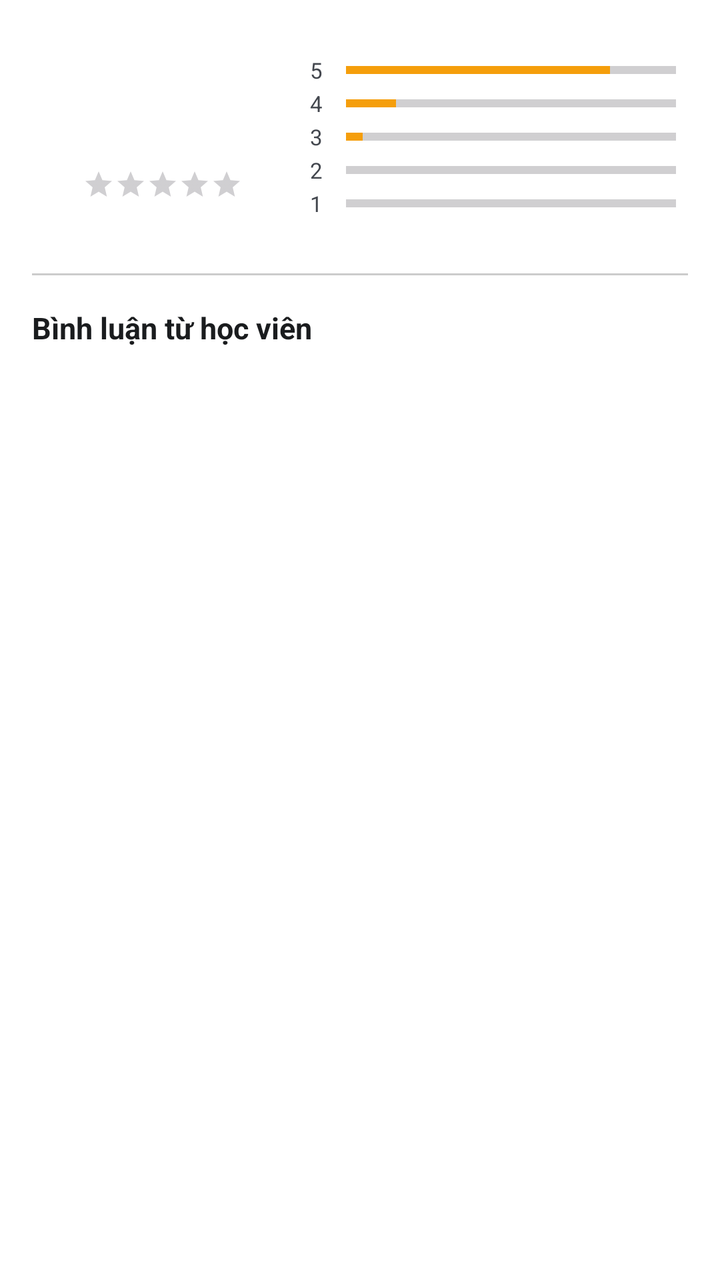
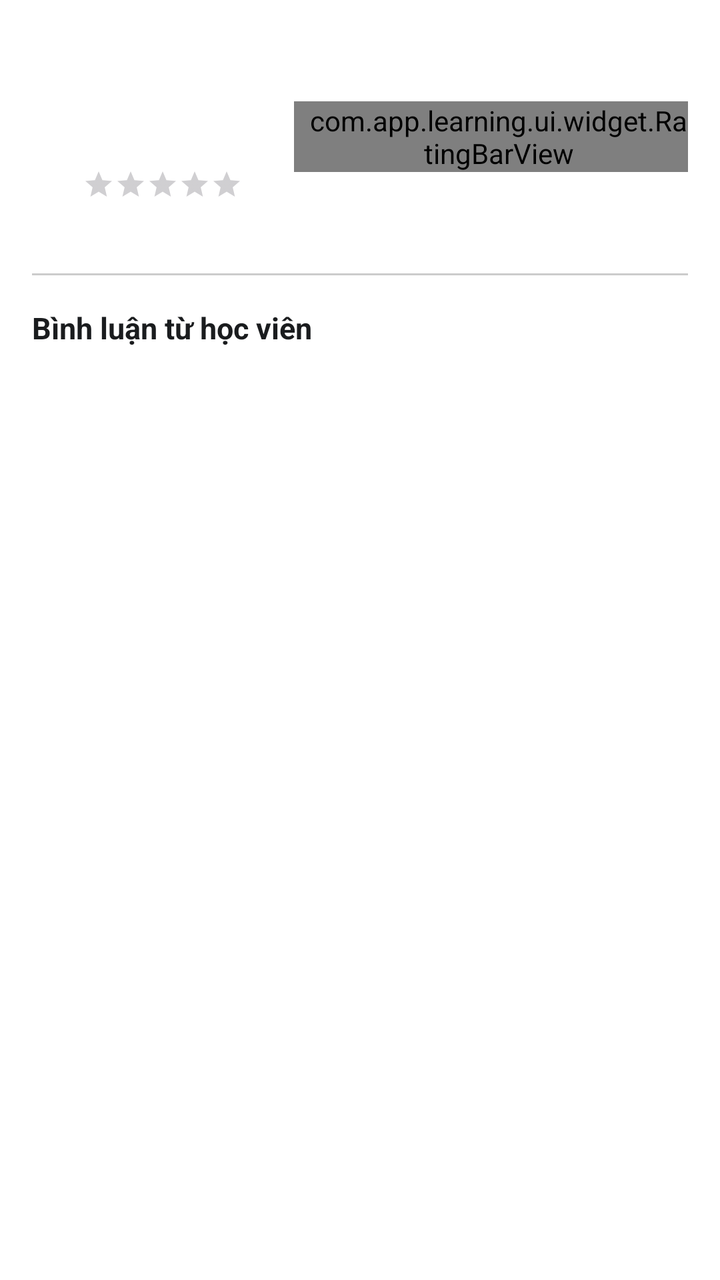

An Android layout rendered at two revisions. The XML below is the earlier revision; the diff shows what the commit changed to produce the second picture.
<!-- AndroidManifest.xml: application theme Theme.Learning -->
<!-- res/layout/fragment_reviews.xml -->
<?xml version="1.0" encoding="utf-8"?>
<androidx.core.widget.NestedScrollView xmlns:android="http://schemas.android.com/apk/res/android"
    xmlns:app="http://schemas.android.com/apk/res-auto"
    android:layout_width="match_parent"
    android:layout_height="match_parent"
    android:background="@color/background">

    <LinearLayout
        android:layout_width="match_parent"
        android:layout_height="wrap_content"
        android:orientation="vertical"
        android:padding="16dp">

        
        <LinearLayout
            android:layout_width="match_parent"
            android:layout_height="wrap_content"
            android:orientation="horizontal"
            android:gravity="center_vertical"
            android:baselineAligned="false">

            
            <LinearLayout
                android:layout_width="0dp"
                android:layout_height="wrap_content"
                android:layout_weight="1"
                android:gravity="center"
                android:orientation="vertical">

                <TextView
                    android:id="@+id/tv_reviews_rating"
                    android:layout_width="wrap_content"
                    android:layout_height="wrap_content"
                    android:textColor="@color/text_primary"
                    android:textSize="48sp"
                    android:textStyle="bold" />

                <RatingBar
                    android:id="@+id/rb_reviews_stars"
                    style="?android:attr/ratingBarStyleSmall"
                    android:layout_width="wrap_content"
                    android:layout_height="wrap_content"
                    android:numStars="5"
                    android:stepSize="0.1"
                    android:progressTint="@color/category_orange"
                    android:secondaryProgressTint="@color/category_orange"
                    android:layout_marginTop="4dp" />

                <TextView
                    android:id="@+id/tv_reviews_count"
                    android:layout_width="wrap_content"
                    android:layout_height="wrap_content"
                    android:textColor="@color/text_secondary"
                    android:textSize="12sp"
                    android:layout_marginTop="4dp" />
            </LinearLayout>

            
            <LinearLayout
                android:layout_width="0dp"
                android:layout_height="wrap_content"
                android:layout_weight="1.5"
                android:orientation="vertical"
                android:paddingStart="8dp"
                android:paddingEnd="0dp">

                
                <LinearLayout
                    android:layout_width="match_parent"
                    android:layout_height="wrap_content"
                    android:orientation="horizontal"
                    android:gravity="center_vertical">
                    <TextView
                        android:layout_width="12dp"
                        android:layout_height="wrap_content"
                        android:text="5"
                        android:textSize="11sp"
                        android:textColor="@color/text_secondary" />
                    <ProgressBar
                        style="?android:attr/progressBarStyleHorizontal"
                        android:layout_width="0dp"
                        android:layout_height="8dp"
                        android:layout_weight="1"
                        android:layout_marginHorizontal="6dp"
                        android:progress="80"
                        android:progressTint="@color/category_orange" />
                </LinearLayout>

                
                <LinearLayout
                    android:layout_width="match_parent"
                    android:layout_height="wrap_content"
                    android:orientation="horizontal"
                    android:gravity="center_vertical"
                    android:layout_marginTop="2dp">
                    <TextView
                        android:layout_width="12dp"
                        android:layout_height="wrap_content"
                        android:text="4"
                        android:textSize="11sp"
                        android:textColor="@color/text_secondary" />
                    <ProgressBar
                        style="?android:attr/progressBarStyleHorizontal"
                        android:layout_width="0dp"
                        android:layout_height="8dp"
                        android:layout_weight="1"
                        android:layout_marginHorizontal="6dp"
                        android:progress="15"
                        android:progressTint="@color/category_orange" />
                </LinearLayout>

                
                <LinearLayout
                    android:layout_width="match_parent"
                    android:layout_height="wrap_content"
                    android:orientation="horizontal"
                    android:gravity="center_vertical"
                    android:layout_marginTop="2dp">
                    <TextView
                        android:layout_width="12dp"
                        android:layout_height="wrap_content"
                        android:text="3"
                        android:textSize="11sp"
                        android:textColor="@color/text_secondary" />
                    <ProgressBar
                        style="?android:attr/progressBarStyleHorizontal"
                        android:layout_width="0dp"
                        android:layout_height="8dp"
                        android:layout_weight="1"
                        android:layout_marginHorizontal="6dp"
                        android:progress="5"
                        android:progressTint="@color/category_orange" />
                </LinearLayout>

                
                <LinearLayout
                    android:layout_width="match_parent"
                    android:layout_height="wrap_content"
                    android:orientation="horizontal"
                    android:gravity="center_vertical"
                    android:layout_marginTop="2dp">
                    <TextView
                        android:layout_width="12dp"
                        android:layout_height="wrap_content"
                        android:text="2"
                        android:textSize="11sp"
                        android:textColor="@color/text_secondary" />
                    <ProgressBar
                        style="?android:attr/progressBarStyleHorizontal"
                        android:layout_width="0dp"
                        android:layout_height="8dp"
                        android:layout_weight="1"
                        android:layout_marginHorizontal="6dp"
                        android:progress="0"
                        android:progressTint="@color/category_orange" />
                </LinearLayout>

                
                <LinearLayout
                    android:layout_width="match_parent"
                    android:layout_height="wrap_content"
                    android:orientation="horizontal"
                    android:gravity="center_vertical"
                    android:layout_marginTop="2dp">
                    <TextView
                        android:layout_width="12dp"
                        android:layout_height="wrap_content"
                        android:text="1"
                        android:textSize="11sp"
                        android:textColor="@color/text_secondary" />
                    <ProgressBar
                        style="?android:attr/progressBarStyleHorizontal"
                        android:layout_width="0dp"
                        android:layout_height="8dp"
                        android:layout_weight="1"
                        android:layout_marginHorizontal="6dp"
                        android:progress="0"
                        android:progressTint="@color/category_orange" />
                </LinearLayout>
            </LinearLayout>
        </LinearLayout>

        <View
            android:layout_width="match_parent"
            android:layout_height="1dp"
            android:background="@color/divider"
            android:layout_marginTop="16dp"
            android:layout_marginBottom="16dp" />

        <TextView
            android:layout_width="match_parent"
            android:layout_height="wrap_content"
            android:text="Bình luận từ học viên"
            android:textColor="@color/text_primary"
            android:textSize="15sp"
            android:textStyle="bold"
            android:layout_marginBottom="8dp" />

        <androidx.recyclerview.widget.RecyclerView
            android:id="@+id/rv_reviews"
            android:layout_width="match_parent"
            android:layout_height="wrap_content"
            android:nestedScrollingEnabled="false" />

    </LinearLayout>
</androidx.core.widget.NestedScrollView>
<!-- resources referenced by this layout -->
<resources>
  <color name="background">#FFFFFF</color>
  <color name="category_orange">#F59E0B</color>
  <color name="divider">#CCCCCC</color>
  <color name="text_primary">#1A1C1E</color>
  <color name="text_secondary">#43474E</color>
  <style name="Theme.Learning" parent="Theme.Material3.DayNight.NoActionBar">
  
  
  
          <item name="colorPrimary">@color/primary</item>
          <item name="colorPrimaryDark">@color/primary_dark</item>
          <item name="colorOnPrimary">@color/on_primary</item>
          <item name="colorPrimaryContainer">@color/primary_light</item>
  
  
          <item name="colorSecondary">@color/secondary</item>
          <item name="colorOnSecondary">@color/on_secondary</item>
          <item name="colorSecondaryContainer">@color/secondary_light</item>
  
  
          <item name="android:windowBackground">@color/background</item>
          <item name="colorSurface">@color/surface</item>
          <item name="colorOnSurface">@color/on_surface</item>
          <item name="colorSurfaceVariant">@color/surface_variant</item>
          <item name="colorOnSurfaceVariant">@color/on_surface_variant</item>
  
  
          <item name="colorError">@color/error</item>
          <item name="colorOnError">@color/on_error</item>
          <item name="colorOutline">@color/outline</item>
  
  
          <item name="materialButtonStyle">@style/Widget.Learning.Button</item>
          <item name="toolbarStyle">@style/Widget.Learning.Toolbar</item>
      </style>
  <color name="primary">#C32D21</color>
  <color name="primary_dark">#9B2016</color>
  <color name="on_primary">#FFFFFF</color>
  <color name="primary_light">#E05347</color>
  <color name="secondary">#373A3C</color>
  <color name="on_secondary">#FFFFFF</color>
  <color name="secondary_light">#595C5E</color>
  <color name="surface">#F5F5F5</color>
  <color name="on_surface">#1A1C1E</color>
  <color name="surface_variant">#E1E2EC</color>
  <color name="on_surface_variant">#43474E</color>
  <color name="error">#BA1A1A</color>
  <color name="on_error">#FFFFFF</color>
  <color name="outline">#74777F</color>
  <style name="Widget.Learning.Button" parent="Widget.Material3.Button">
          <item name="android:minHeight">@dimen/button_height</item>
          <item name="shapeAppearance">@style/ShapeAppearance.Learning.Button</item>
          <item name="backgroundTint">@color/primary</item>
          <item name="android:textColor">@color/on_primary</item>
          <item name="android:insetTop">0dp</item>
          <item name="android:insetBottom">0dp</item>
      </style>
  <style name="Widget.Learning.Toolbar" parent="Widget.Material3.Toolbar">
          <item name="titleTextColor">@color/secondary</item>
          <item name="subtitleTextColor">@color/outline</item>
          <item name="navigationIconTint">@color/secondary</item>
      </style>
  <dimen name="button_height">48dp</dimen>
  <style name="ShapeAppearance.Learning.Button" parent="ShapeAppearance.Material3.MediumComponent">
          <item name="cornerSize">@dimen/button_radius</item>
      </style>
  <dimen name="button_radius">24dp</dimen>
</resources>

<!-- the commit's change to res/layout/fragment_reviews.xml (unified diff, before → after) -->
@@ -1,206 +1,109 @@
 <?xml version="1.0" encoding="utf-8"?>
-<androidx.core.widget.NestedScrollView xmlns:android="http://schemas.android.com/apk/res/android"
+<FrameLayout xmlns:android="http://schemas.android.com/apk/res/android"
     xmlns:app="http://schemas.android.com/apk/res-auto"
     android:layout_width="match_parent"
     android:layout_height="match_parent"
     android:background="@color/background">
 
-    <LinearLayout
+    <androidx.core.widget.NestedScrollView
         android:layout_width="match_parent"
-        android:layout_height="wrap_content"
-        android:orientation="vertical"
-        android:padding="16dp">
+        android:layout_height="match_parent">
 
-        
         <LinearLayout
             android:layout_width="match_parent"
             android:layout_height="wrap_content"
-            android:orientation="horizontal"
-            android:gravity="center_vertical"
-            android:baselineAligned="false">
+            android:orientation="vertical"
+            android:padding="16dp">
 
             
             <LinearLayout
-                android:layout_width="0dp"
+                android:layout_width="match_parent"
                 android:layout_height="wrap_content"
-                android:layout_weight="1"
-                android:gravity="center"
-                android:orientation="vertical">
-
-                <TextView
-                    android:id="@+id/tv_reviews_rating"
-                    android:layout_width="wrap_content"
-                    android:layout_height="wrap_content"
-                    android:textColor="@color/text_primary"
-                    android:textSize="48sp"
-                    android:textStyle="bold" />
-
-                <RatingBar
-                    android:id="@+id/rb_reviews_stars"
-                    style="?android:attr/ratingBarStyleSmall"
-                    android:layout_width="wrap_content"
-                    android:layout_height="wrap_content"
-                    android:numStars="5"
-                    android:stepSize="0.1"
-                    android:progressTint="@color/category_orange"
-                    android:secondaryProgressTint="@color/category_orange"
-                    android:layout_marginTop="4dp" />
-
-                <TextView
-                    android:id="@+id/tv_reviews_count"
-                    android:layout_width="wrap_content"
-                    android:layout_height="wrap_content"
-                    android:textColor="@color/text_secondary"
-                    android:textSize="12sp"
-                    android:layout_marginTop="4dp" />
-            </LinearLayout>
-
-            
-            <LinearLayout
-                android:layout_width="0dp"
-                android:layout_height="wrap_content"
-                android:layout_weight="1.5"
-                android:orientation="vertical"
-                android:paddingStart="8dp"
-                android:paddingEnd="0dp">
+                android:orientation="horizontal"
+                android:gravity="center_vertical"
+                android:baselineAligned="false">
 
                 
                 <LinearLayout
-                    android:layout_width="match_parent"
+                    android:layout_width="0dp"
                     android:layout_height="wrap_content"
-                    android:orientation="horizontal"
-                    android:gravity="center_vertical">
+                    android:layout_weight="1"
+                    android:gravity="center"
+                    android:orientation="vertical">
+
                     <TextView
-                        android:layout_width="12dp"
+                        android:id="@+id/tv_reviews_rating"
+                        android:layout_width="wrap_content"
                         android:layout_height="wrap_content"
-                        android:text="5"
-                        android:textSize="11sp"
-                        android:textColor="@color/text_secondary" />
-                    <ProgressBar
-                        style="?android:attr/progressBarStyleHorizontal"
-                        android:layout_width="0dp"
-                        android:layout_height="8dp"
-                        android:layout_weight="1"
-                        android:layout_marginHorizontal="6dp"
-                        android:progress="80"
-                        android:progressTint="@color/category_orange" />
+                        android:textColor="@color/text_primary"
+                        android:textSize="48sp"
+                        android:textStyle="bold" />
+
+                    <RatingBar
+                        android:id="@+id/rb_reviews_stars"
+                        style="?android:attr/ratingBarStyleSmall"
+                        android:layout_width="wrap_content"
+                        android:layout_height="wrap_content"
+                        android:numStars="5"
+                        android:stepSize="0.1"
+                        android:progressTint="@color/category_orange"
+                        android:secondaryProgressTint="@color/category_orange"
+                        android:layout_marginTop="4dp" />
+
+                    <TextView
+                        android:id="@+id/tv_reviews_count"
+                        android:layout_width="wrap_content"
+                        android:layout_height="wrap_content"
+                        android:textColor="@color/text_secondary"
+                        android:textSize="12sp"
+                        android:layout_marginTop="4dp" />
                 </LinearLayout>
 
                 
-                <LinearLayout
-                    android:layout_width="match_parent"
+                <com.app.learning.ui.widget.RatingBarView
+                    android:id="@+id/rating_bar_view"
+                    android:layout_width="0dp"
                     android:layout_height="wrap_content"
-                    android:orientation="horizontal"
-                    android:gravity="center_vertical"
-                    android:layout_marginTop="2dp">
-                    <TextView
-                        android:layout_width="12dp"
-                        android:layout_height="wrap_content"
-                        android:text="4"
-                        android:textSize="11sp"
-                        android:textColor="@color/text_secondary" />
-                    <ProgressBar
-                        style="?android:attr/progressBarStyleHorizontal"
-                        android:layout_width="0dp"
-                        android:layout_height="8dp"
-                        android:layout_weight="1"
-                        android:layout_marginHorizontal="6dp"
-                        android:progress="15"
-                        android:progressTint="@color/category_orange" />
-                </LinearLayout>
+                    android:layout_weight="1.5"
+                    android:paddingStart="8dp"
+                    android:paddingEnd="0dp" />
+            </LinearLayout>
 
-                
-                <LinearLayout
-                    android:layout_width="match_parent"
-                    android:layout_height="wrap_content"
-                    android:orientation="horizontal"
-                    android:gravity="center_vertical"
-                    android:layout_marginTop="2dp">
-                    <TextView
-                        android:layout_width="12dp"
-                        android:layout_height="wrap_content"
-                        android:text="3"
-                        android:textSize="11sp"
-                        android:textColor="@color/text_secondary" />
-                    <ProgressBar
-                        style="?android:attr/progressBarStyleHorizontal"
-                        android:layout_width="0dp"
-                        android:layout_height="8dp"
-                        android:layout_weight="1"
-                        android:layout_marginHorizontal="6dp"
-                        android:progress="5"
-                        android:progressTint="@color/category_orange" />
-                </LinearLayout>
+            <View
+                android:layout_width="match_parent"
+                android:layout_height="1dp"
+                android:background="@color/divider"
+                android:layout_marginTop="16dp"
+                android:layout_marginBottom="16dp" />
 
-                
-                <LinearLayout
-                    android:layout_width="match_parent"
-                    android:layout_height="wrap_content"
-                    android:orientation="horizontal"
-                    android:gravity="center_vertical"
-                    android:layout_marginTop="2dp">
-                    <TextView
-                        android:layout_width="12dp"
-                        android:layout_height="wrap_content"
-                        android:text="2"
-                        android:textSize="11sp"
-                        android:textColor="@color/text_secondary" />
-                    <ProgressBar
-                        style="?android:attr/progressBarStyleHorizontal"
-                        android:layout_width="0dp"
-                        android:layout_height="8dp"
-                        android:layout_weight="1"
-                        android:layout_marginHorizontal="6dp"
-                        android:progress="0"
-                        android:progressTint="@color/category_orange" />
-                </LinearLayout>
+            <TextView
+                android:layout_width="match_parent"
+                android:layout_height="wrap_content"
+                android:text="Bình luận từ học viên"
+                android:textColor="@color/text_primary"
+                android:textSize="15sp"
+                android:textStyle="bold"
+                android:layout_marginBottom="8dp" />
 
-                
-                <LinearLayout
-                    android:layout_width="match_parent"
-                    android:layout_height="wrap_content"
-                    android:orientation="horizontal"
-                    android:gravity="center_vertical"
-                    android:layout_marginTop="2dp">
-                    <TextView
-                        android:layout_width="12dp"
-                        android:layout_height="wrap_content"
-                        android:text="1"
-                        android:textSize="11sp"
-                        android:textColor="@color/text_secondary" />
-                    <ProgressBar
-                        style="?android:attr/progressBarStyleHorizontal"
-                        android:layout_width="0dp"
-                        android:layout_height="8dp"
-                        android:layout_weight="1"
-                        android:layout_marginHorizontal="6dp"
-                        android:progress="0"
-                        android:progressTint="@color/category_orange" />
-                </LinearLayout>
-            </LinearLayout>
+            <androidx.recyclerview.widget.RecyclerView
+                android:id="@+id/rv_reviews"
+                android:layout_width="match_parent"
+                android:layout_height="wrap_content"
+                android:nestedScrollingEnabled="false" />
+
         </LinearLayout>
+    </androidx.core.widget.NestedScrollView>
 
-        <View
-            android:layout_width="match_parent"
-            android:layout_height="1dp"
-            android:background="@color/divider"
-            android:layout_marginTop="16dp"
-            android:layout_marginBottom="16dp" />
+    
+    <com.google.android.material.floatingactionbutton.FloatingActionButton
+        android:id="@+id/fab_write_review"
+        android:layout_width="wrap_content"
+        android:layout_height="wrap_content"
+        android:layout_gravity="bottom|end"
+        android:layout_margin="16dp"
+        android:src="@drawable/ic_create"
+        android:visibility="gone"
+        app:backgroundTint="@color/primary"
+        app:tint="@android:color/white" />
 
-        <TextView
-            android:layout_width="match_parent"
-            android:layout_height="wrap_content"
-            android:text="Bình luận từ học viên"
-            android:textColor="@color/text_primary"
-            android:textSize="15sp"
-            android:textStyle="bold"
-            android:layout_marginBottom="8dp" />
-
-        <androidx.recyclerview.widget.RecyclerView
-            android:id="@+id/rv_reviews"
-            android:layout_width="match_parent"
-            android:layout_height="wrap_content"
-            android:nestedScrollingEnabled="false" />
-
-    </LinearLayout>
-</androidx.core.widget.NestedScrollView>
+</FrameLayout>
<!-- resource entries referenced after the edit -->
@@ -5,6 +5,16 @@
   <color name="divider">#CCCCCC</color>
   <color name="text_primary">#1A1C1E</color>
   <color name="text_secondary">#43474E</color>
+  <!-- drawable ic_create (drawable) -->
+  <vector xmlns:android="http://schemas.android.com/apk/res/android"
+      android:width="24dp"
+      android:height="24dp"
+      android:viewportWidth="24"
+      android:viewportHeight="24">
+    <path
+        android:fillColor="#FF000000"
+        android:pathData="M19,13h-6v6h-2v-6H5v-2h6V5h2v6h6v2z"/>
+  </vector>
   <style name="Theme.Learning" parent="Theme.Material3.DayNight.NoActionBar">
   
   
